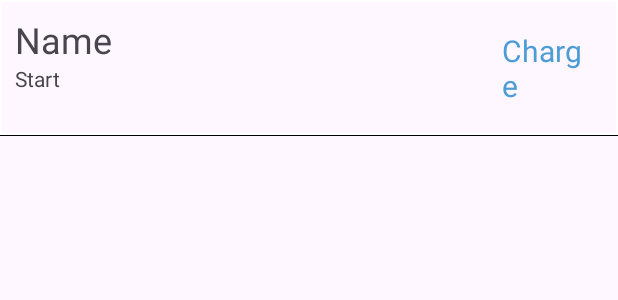
After one commit to CMPUT301F23T16/HoneyBadgersProject, an Android app: the layout item_content.xml on its own in the app's theme, with its tools: preview values and no code run, on a phone screen of 412 x 824 dp. The commit adds this screen. Shown: the top 300 px of the screen. Run offline under Robolectric (Android 15) with nearby library versions, the light colour scheme and no system bars.

Commit message:
Adds ability to view a user's items via database

```diff
--- a/app/build.gradle.kts
+++ b/app/build.gradle.kts
@@ -1,6 +1,8 @@
 plugins {
     id("com.android.application")
+    id("com.google.gms.google-services")
 }
+
 
 android {
     namespace = "com.example.myapplication"
@@ -8,7 +10,7 @@ android {
 
     defaultConfig {
         applicationId = "com.example.myapplication"
-        minSdk = 24
+        minSdk = 26
         targetSdk = 33
         versionCode = 1
         versionName = "1.0"
@@ -36,6 +38,8 @@ dependencies {
     implementation("androidx.appcompat:appcompat:1.6.1")
     implementation("com.google.android.material:material:1.10.0")
     implementation("androidx.constraintlayout:constraintlayout:2.1.4")
+    implementation(platform("com.google.firebase:firebase-bom:32.3.1"))
+    implementation("com.google.firebase:firebase-firestore")
     testImplementation("junit:junit:4.13.2")
     androidTestImplementation("androidx.test.ext:junit:1.1.5")
     androidTestImplementation("androidx.test.espresso:espresso-core:3.5.1")
--- /dev/null
+++ b/app/src/main/res/drawable/item_separation_lines.xml
@@ -0,0 +1,20 @@
+<?xml version="1.0" encoding="utf-8"?>
+<layer-list xmlns:android="http://schemas.android.com/apk/res/android" >
+    <item>
+        <shape
+            android:shape="rectangle">
+            <stroke android:width="1dp" android:color="#FF000000" />
+            <solid android:color="#00FFFFFF" />
+
+        </shape>
+    </item>
+
+    <item android:bottom="1dp">
+        <shape
+            android:shape="rectangle">
+            <stroke android:width="1dp" android:color="#FFFFFFFF" />
+            <solid android:color="#00000000" />
+        </shape>
+    </item>
+
+</layer-list>
--- /dev/null
+++ b/app/src/main/res/layout/item_content.xml
@@ -0,0 +1,46 @@
+<?xml version="1.0" encoding="utf-8"?>
+<androidx.constraintlayout.widget.ConstraintLayout xmlns:android="http://schemas.android.com/apk/res/android"
+    xmlns:app="http://schemas.android.com/apk/res-auto"
+    xmlns:tools="http://schemas.android.com/tools"
+    android:layout_width="match_parent"
+    android:layout_height="wrap_content"
+    android:id="@+id/item"
+    android:background="@drawable/item_separation_lines">
+
+    <TextView
+        android:id="@+id/item_name"
+        android:layout_width="150dp"
+        android:layout_height="wrap_content"
+        android:paddingLeft="10dp"
+        android:paddingBottom="0dp"
+        android:paddingTop="10dp"
+        android:text="Name"
+        android:textSize="24dp"
+        app:layout_constraintStart_toStartOf="parent"
+        app:layout_constraintTop_toTopOf="parent"></TextView>
+
+    <TextView
+        android:id="@+id/item_date"
+        android:layout_width="120dp"
+        android:layout_height="34dp"
+        android:paddingTop="0dp"
+        android:paddingBottom="10dp"
+        android:paddingLeft="10dp"
+        android:text="Start"
+        android:textSize="14dp"
+        app:layout_constraintStart_toStartOf="parent"
+        app:layout_constraintTop_toBottomOf="@id/item_name"></TextView>
+
+    <TextView
+        android:id="@+id/item_price"
+        android:layout_width="97dp"
+        android:layout_height="match_parent"
+        android:padding="20dp"
+        android:text="Charge"
+        android:textSize="20dp"
+        android:textColor="@color/blue"
+        app:layout_constraintEnd_toEndOf="parent"
+        tools:layout_editor_absoluteY="0dp"></TextView>
+
+
+</androidx.constraintlayout.widget.ConstraintLayout>
--- a/app/src/main/res/values/colors.xml
+++ b/app/src/main/res/values/colors.xml
@@ -2,4 +2,5 @@
 <resources>
     <color name="black">#FF000000</color>
     <color name="white">#FFFFFFFF</color>
+    <color name="blue">#FF4B9CD7</color>
 </resources>
--- a/app/src/main/res/values/strings.xml
+++ b/app/src/main/res/values/strings.xml
@@ -1,3 +1,4 @@
 <resources>
     <string name="app_name">My Application</string>
+    <string name="my_items_title">My Items</string>
 </resources>
--- a/build.gradle.kts
+++ b/build.gradle.kts
@@ -1,4 +1,5 @@
 // Top-level build file where you can add configuration options common to all sub-projects/modules.
 plugins {
     id("com.android.application") version "8.1.1" apply false
+    id("com.google.gms.google-services") version "4.4.0" apply false
 }
```
Also changed, not shown: app/src/main/java/com/example/myapplication/DataBase.java (added, +90 -0 lines), app/src/main/java/com/example/myapplication/Item.java (added, +59 -0 lines), app/src/main/java/com/example/myapplication/ItemArrayAdapter.java (added, +98 -0 lines), app/src/main/java/com/example/myapplication/MainActivity.java (+42 -2 lines), app/src/main/res/layout/activity_main.xml (deleted, +0 -18 lines), app/src/main/res/layout/item_list_activity.xml (added, +41 -0 lines), gradle/wrapper/libs.versions.toml (added), 1 other file.
